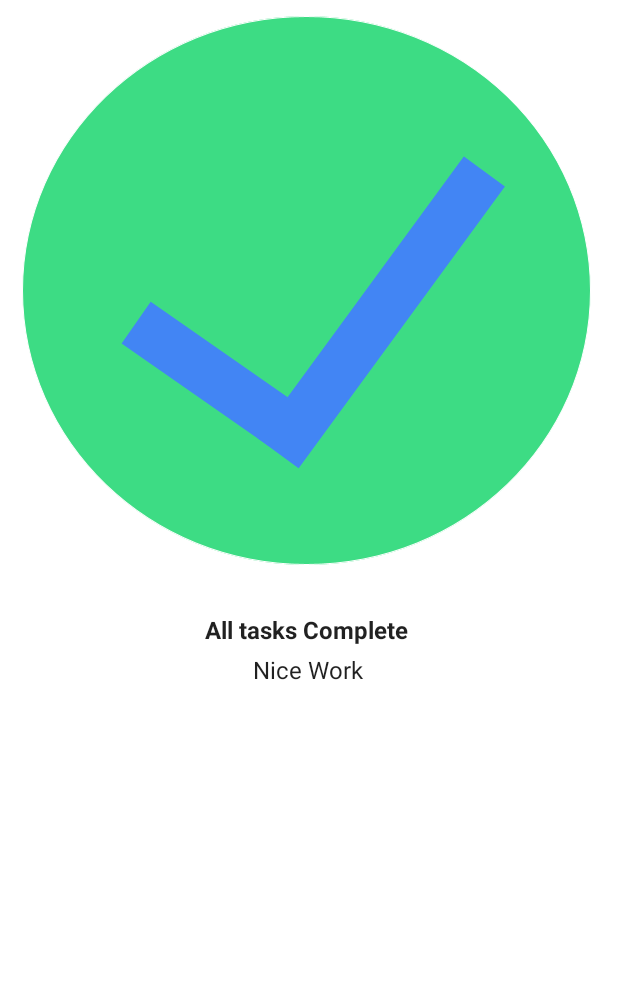
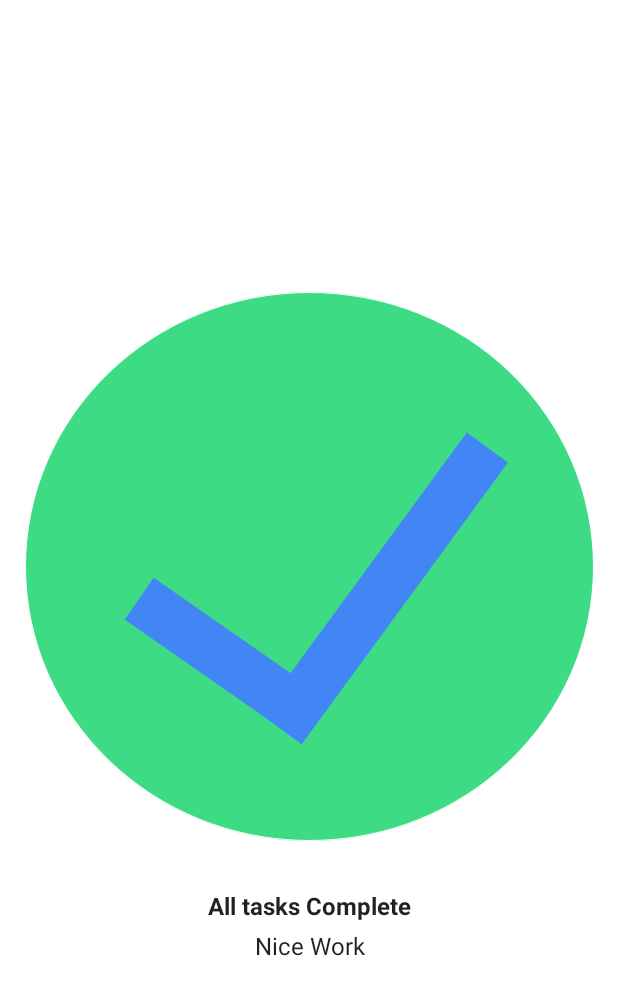
Before and after one commit to kyusufm/AndroidBasicWithCompose, an Android app built with Jetpack Compose: the @Preview function DefaultPreview, on a phone screen of 412 x 824 dp. Shown: the top 995 px of the screen. Run offline under Robolectric (Android 15) with nearby library versions, the phone set to English and light mode, and no system bars.

Commit message:
fix alignment, and add string value

```diff
--- a/Unit1/3.Build-a-simple-app/TaskManager/app/src/main/java/com/example/taskmanager/MainActivity.kt
+++ b/Unit1/3.Build-a-simple-app/TaskManager/app/src/main/java/com/example/taskmanager/MainActivity.kt
@@ -4,10 +4,7 @@ import android.os.Bundle
 import androidx.activity.ComponentActivity
 import androidx.activity.compose.setContent
 import androidx.compose.foundation.Image
-import androidx.compose.foundation.layout.Column
-import androidx.compose.foundation.layout.fillMaxSize
-import androidx.compose.foundation.layout.padding
-import androidx.compose.foundation.layout.wrapContentSize
+import androidx.compose.foundation.layout.*
 import androidx.compose.material.MaterialTheme
 import androidx.compose.material.Surface
 import androidx.compose.material.Text
@@ -43,10 +40,10 @@ class MainActivity : ComponentActivity() {
 fun DisplayTask(status: String, message: String, modifier: Modifier = Modifier) {
     val image = painterResource(R.drawable.ic_task_completed)
     Column( modifier = Modifier
-        .wrapContentSize(
-            Alignment.Center,
-        )
-
+        .fillMaxWidth()
+        .fillMaxHeight(),
+        horizontalAlignment = Alignment.CenterHorizontally,
+        verticalArrangement = Arrangement.Center
 
     ) {
         Image(painter = image, contentDescription = null)
@@ -55,15 +52,12 @@ fun DisplayTask(status: String, message: String, modifier: Modifier = Modifier)
             textAlign = TextAlign.Center,
             fontWeight = FontWeight.Bold,
             modifier = Modifier
-                .align(Alignment.CenterHorizontally)
                 .padding(top = 24.dp, bottom = 8.dp)
         )
         Text(
             text = message,
             fontSize = 16.sp,
             textAlign = TextAlign.Center,
-            modifier = Modifier
-                .align(Alignment.CenterHorizontally)
         )
     }
 }
```
